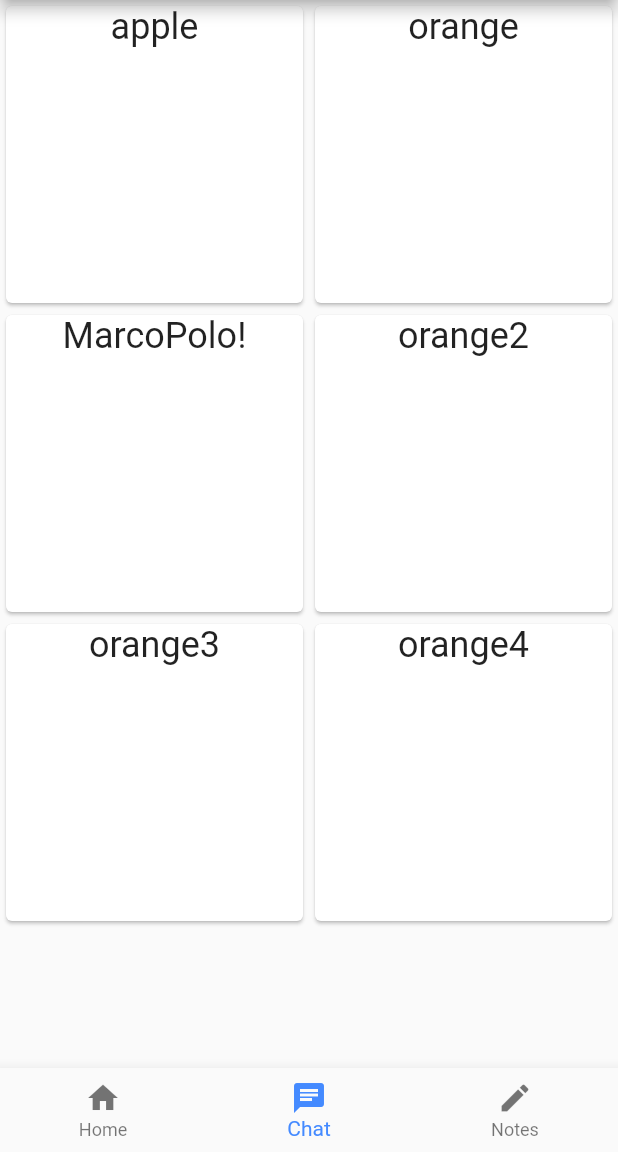
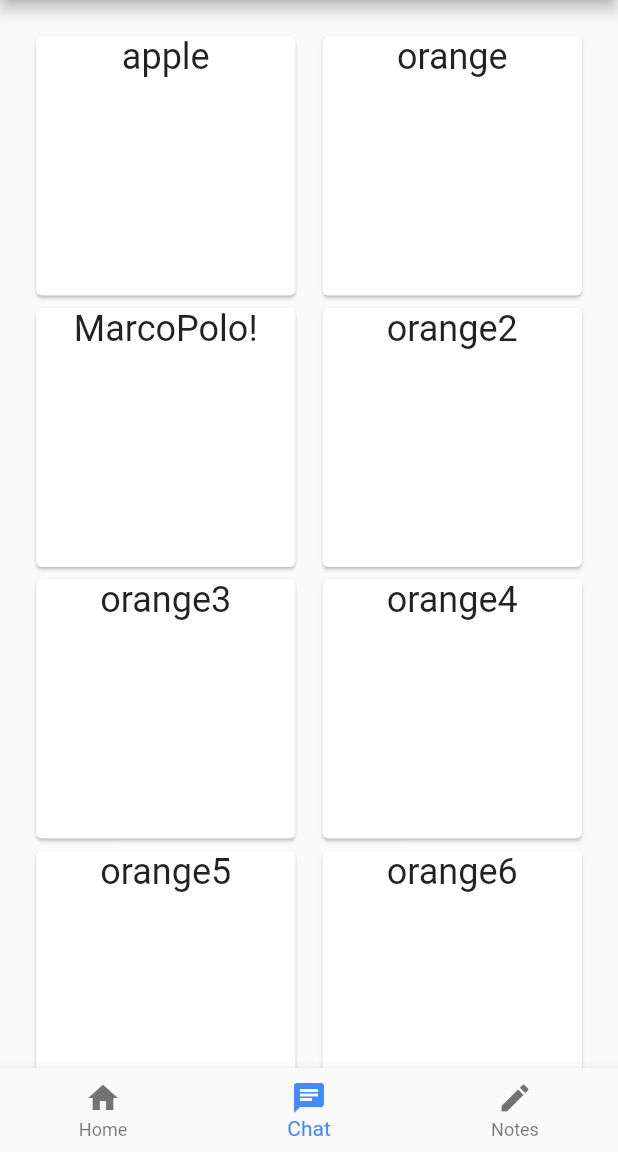
Before and after one commit to KTruong88/phone-assist, a Flutter app: the screen it shows after launch, on a phone screen of 412 x 824 dp, the part 84-1236 px from its top. Run offline on Flutter 3.47's test engine with Material 2 defaults, Android fonts, the phone set to English and light mode, and no system bars; missing offline and left inert: speech_recognition.

Commit message:
Changed GridView to CustomScrollView
Added more widgets for testing and changed to CustomScrollView

```diff
--- a/lib/main.dart
+++ b/lib/main.dart
@@ -14,16 +14,27 @@ class MyApp extends StatelessWidget {
     Widget orange2 = widgetFactory.createWidget('module', 'orange2');
     Widget orange3 = widgetFactory.createWidget('module', 'orange3');
     Widget orange4 = widgetFactory.createWidget('module', 'orange4');
+    Widget orange5 = widgetFactory.createWidget('module', 'orange5');
+    Widget orange6 = widgetFactory.createWidget('module', 'orange6');
 
     return MaterialApp(
       home: Scaffold(
           appBar: AppBar(
             title: Text('Phone Assist'),
           ),
-          body: GridView.count(
-            crossAxisCount: 2,
-            children: <Widget>[apple, orange, marco_polo, orange2, orange3, orange4],
-          ),
+          body: CustomScrollView(
+            primary: false,
+            slivers: <Widget>[
+              SliverPadding(
+                padding: const EdgeInsets.all(20.0),
+                sliver: SliverGrid.count(
+                crossAxisSpacing: 10.0,
+                crossAxisCount: 2,
+                children: <Widget>[apple, orange, marco_polo, orange2, orange3, orange4, orange5, orange6],
+                ),
+               ),
+              ],
+            ),
           bottomNavigationBar: BottomNavbar()),
     );
   }
```
